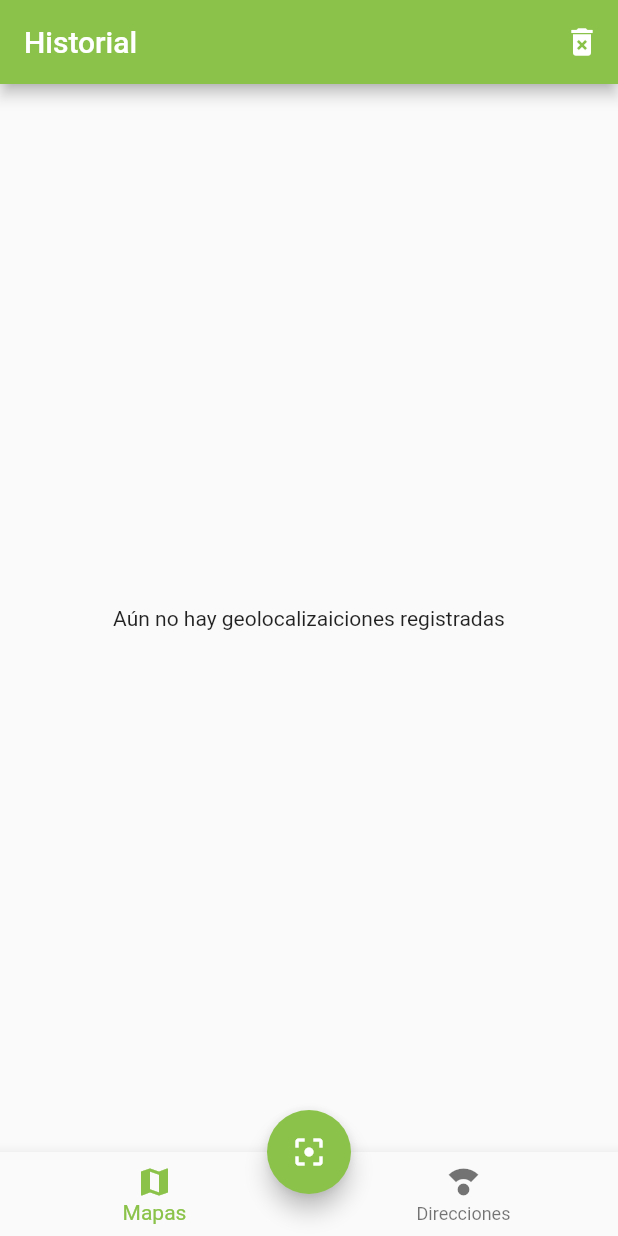
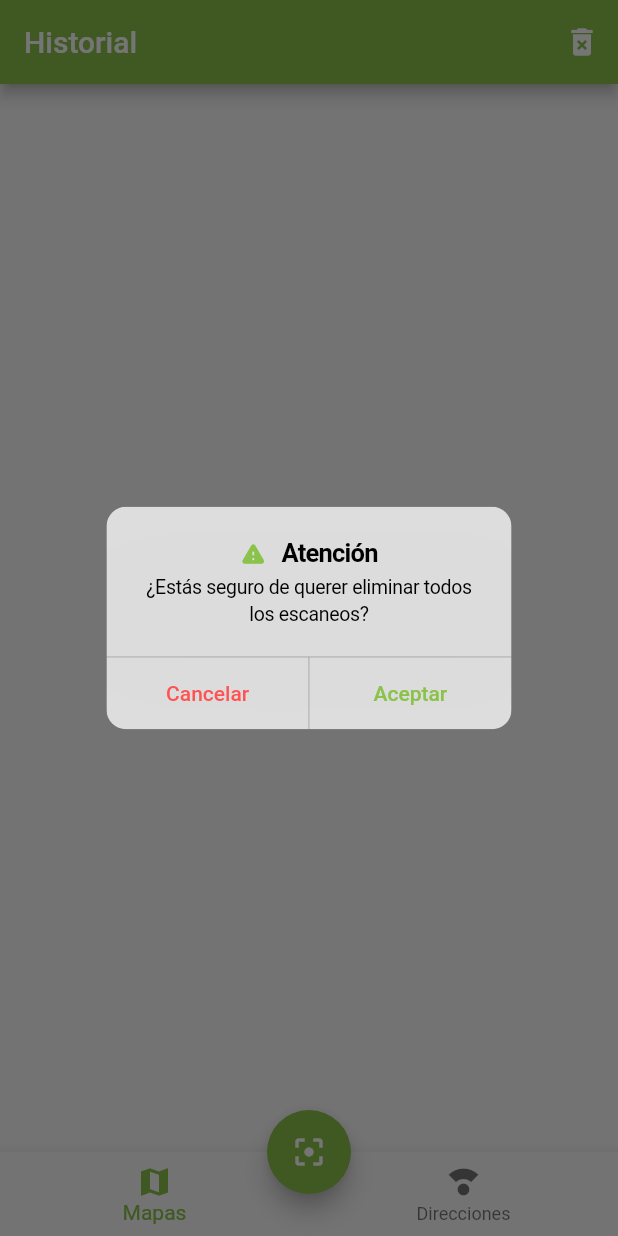
Before and after one commit to TecAbel/flutter-qr-scanner, a Flutter app: the screen it shows after launch, after a tap on the "delete forever" icon, on a phone screen of 412 x 824 dp. Run offline on Flutter 3.47's test engine with Material 2 defaults, Android fonts, the phone set to English and light mode, and no system bars; our stand-ins replace sqflite; missing offline and left inert: flutter_barcode_scanner; accounts and stored records are empty.

Commit message:
feat(confirm_delete): added a confirm dialog to delete button

```diff
--- a/lib/pages/home_page.dart
+++ b/lib/pages/home_page.dart
@@ -1,5 +1,7 @@
+import 'package:flutter/cupertino.dart';
 import 'package:flutter/material.dart';
 import 'package:provider/provider.dart';
+import 'package:qr_scanner/config/app_theme.dart';
 import 'package:qr_scanner/pages/dir_page.dart';
 import 'package:qr_scanner/pages/maps_page.dart';
 import 'package:qr_scanner/services/db_service.dart';
@@ -19,7 +21,11 @@ class HomePage extends StatelessWidget {
         actions: [
           IconButton(
             icon: const Icon(Icons.delete_forever),
-            onPressed: () => scanService.deleteAllScans(),
+            // onPressed: () => scanService.deleteAllScans(),
+            onPressed: () => showDialog(
+              context: context,
+              builder: (_) => _ConfirmDelete(scanService: scanService),
+            ),
           ),
         ],
       ),
@@ -27,6 +33,53 @@ class HomePage extends StatelessWidget {
       bottomNavigationBar: const CustomNavigatorBar(),
       floatingActionButton: const CustomFloatingActionButton(),
       floatingActionButtonLocation: FloatingActionButtonLocation.centerDocked,
+    );
+  }
+}
+
+class _ConfirmDelete extends StatelessWidget {
+  const _ConfirmDelete({
+    required this.scanService,
+  });
+
+  final ScanListService scanService;
+
+  @override
+  Widget build(BuildContext context) {
+    return CupertinoAlertDialog(
+      // icon: const Icon(Icons.warning_rounded),
+      title: Row(mainAxisAlignment: MainAxisAlignment.center, children: const [
+        Icon(
+          Icons.warning_rounded,
+          size: 18,
+          color: CustomAppTheme.primaryColor,
+        ),
+        SizedBox(
+          width: 10,
+        ),
+        Text('Atención')
+      ]),
+      content:
+          const Text('¿Estás seguro de querer eliminar todos los escaneos?'),
+      actions: [
+        TextButton(
+          onPressed: () => Navigator.of(context).pop(),
+          child: const Text(
+            'Cancelar',
+            style: TextStyle(color: Colors.redAccent),
+          ),
+        ),
+        TextButton(
+          onPressed: () {
+            scanService.deleteAllScans();
+            Navigator.of(context).pop();
+          },
+          child: const Text(
+            'Aceptar',
+            style: TextStyle(color: CustomAppTheme.primaryColor),
+          ),
+        )
+      ],
     );
   }
 }
```
